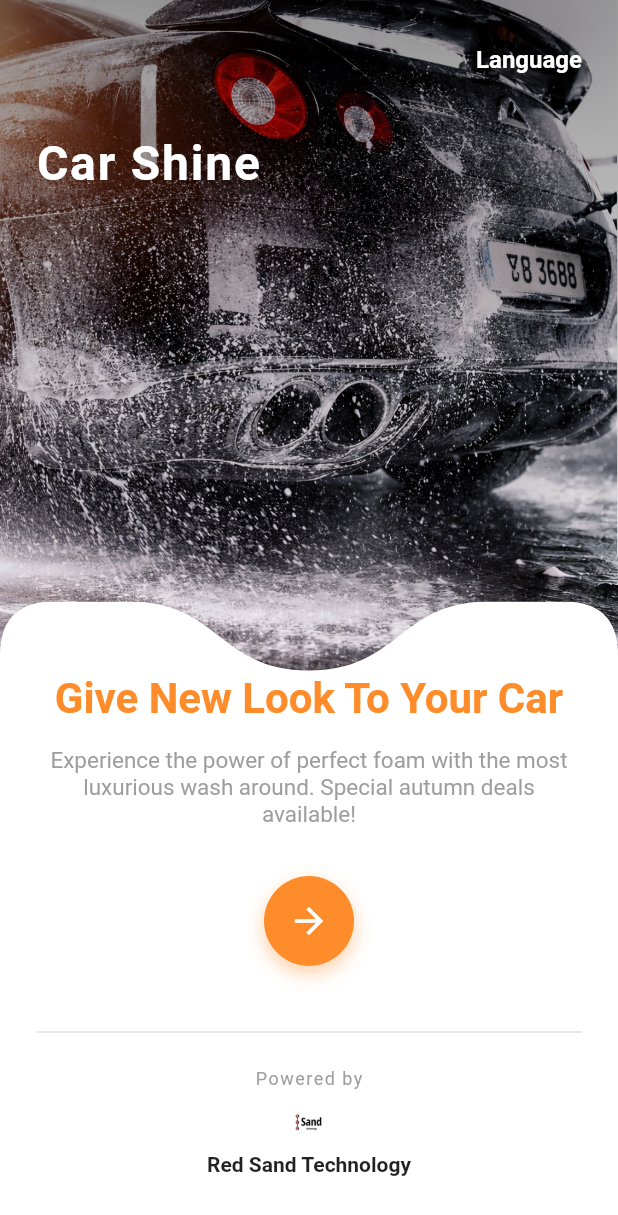
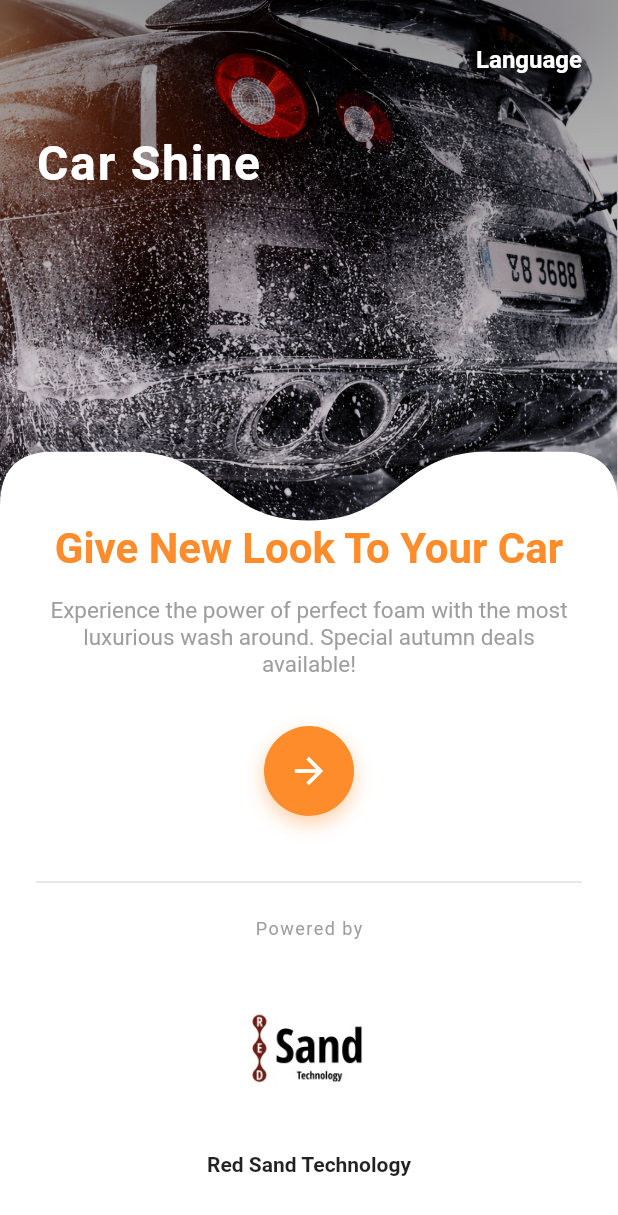
Before and after one commit to RaghadKAlamoudi/car_wash_app, a Flutter app: the screen it shows after launch, on a phone screen of 412 x 824 dp. Shown: the top 1215 px of the screen. Run offline on Flutter 3.47's test engine with Material 3 defaults, Android fonts, the phone set to English and light mode, and no system bars; our stand-ins replace cloud_firestore, firebase_auth, firebase_core, firebase_messaging, flutter_map, geocoding and 3 more; accounts and stored records are empty.

Commit message:
Fixed the Powered By

```diff
--- a/lib/landing/landing_page.dart
+++ b/lib/landing/landing_page.dart
@@ -197,15 +197,17 @@ class LandingPage extends StatelessWidget {
                           ),
                         ),
 
-                        const SizedBox(height: 8),
+                        const SizedBox(height: 12),
 
-                        // Company Logo
-                        Image.asset(
-                          "assets/images/image.png",
-                          height: 28,
+                        SizedBox(
+                          height: 120,
+                          child: Image.asset(
+                            "assets/images/image.png",
+                            fit: BoxFit.contain,
+                          ),
                         ),
 
-                        const SizedBox(height: 6),
+                        const SizedBox(height: 10),
 
                         const Text(
                           "Red Sand Technology",
```
